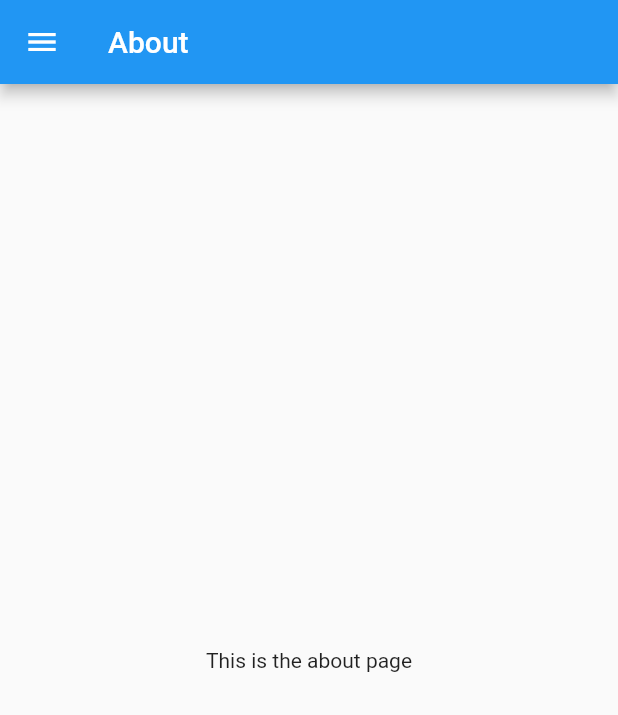
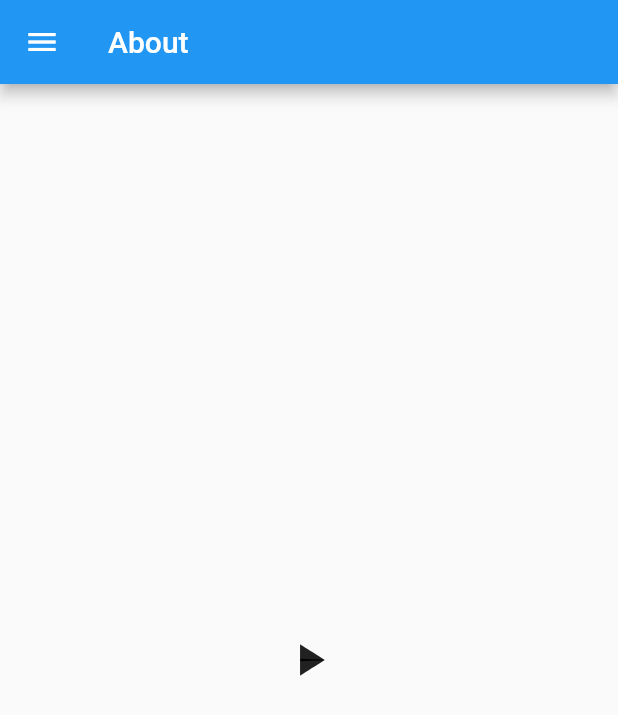
Before and after one commit to kfahmi77/flutter_belajar, a Flutter app: the AboutPage screen opened by its route, on a phone screen of 412 x 824 dp. Shown: the top 715 px of the screen. Run offline on Flutter 3.47's test engine with Material 2 defaults, Android fonts, the phone set to English and light mode, and no system bars; our stand-ins replace go_router.

Commit message:
idk wtf im doing :)

```diff
--- /dev/null
+++ b/lib/common/widget/animation/animated_icon.dart
@@ -0,0 +1,51 @@
+import 'package:flutter/material.dart';
+
+class AnimatedIconWidget extends StatefulWidget {
+  const AnimatedIconWidget({super.key});
+
+  @override
+  State<AnimatedIconWidget> createState() => _AnimatedIconWidgetState();
+}
+
+class _AnimatedIconWidgetState extends State<AnimatedIconWidget>
+    with TickerProviderStateMixin {
+  bool _play = false;
+  late AnimationController _animationController;
+
+  @override
+  void initState() {
+    // TODO: implement initState
+    _animationController =
+        AnimationController(duration: const Duration(seconds: 1), vsync: this);
+    super.initState();
+  }
+
+  @override
+  void dispose() {
+    // TODO: implement dispose
+    _animationController.dispose();
+    super.dispose();
+  }
+
+  @override
+  Widget build(BuildContext context) {
+    return Center(
+      child: GestureDetector(
+        onTap: () {
+          if (_play == false) {
+            _animationController.forward();
+            _play = true;
+          } else {
+            _animationController.reverse();
+            _play = false;
+          }
+        },
+        child: AnimatedIcon(
+          icon: AnimatedIcons.play_pause,
+          progress: _animationController,
+          size: 36,
+        ),
+      ),
+    );
+  }
+}
--- a/lib/main.dart
+++ b/lib/main.dart
@@ -1,6 +1,5 @@
 import 'package:flutter/material.dart';
 import 'package:flutter_belajar/common/app_drawer.dart';
-import 'package:go_router/go_router.dart';
 
 import 'routes.dart';
 
--- a/lib/module/about/about.dart
+++ b/lib/module/about/about.dart
@@ -1,5 +1,7 @@
 import 'package:flutter/material.dart';
 import 'package:flutter_belajar/common/appbar.dart';
+import 'package:flutter_belajar/common/widget/animation/animated_align.dart';
+import 'package:flutter_belajar/common/widget/animation/animated_icon.dart';
 
 import '../../main.dart';
 
@@ -14,9 +16,7 @@ class AboutPage extends StatelessWidget {
           title: const Text('About'),
         ),
         drawer: const NavigationAppDrawer(),
-        body: const Center(
-          child: Text('This is the about page'),
-        ),
+        body: const Center(child: AnimatedIconWidget()),
       ),
     );
   }
```
Also changed, not shown: lib/common/widget/about_dialog_widget.dart (added, +24 -0 lines), lib/common/widget/alert_dialog_widget.dart (added, +30 -0 lines), lib/common/widget/alignment_widget.dart (added, +22 -0 lines), lib/common/widget/animation/animated_align.dart (added, +37 -0 lines).
